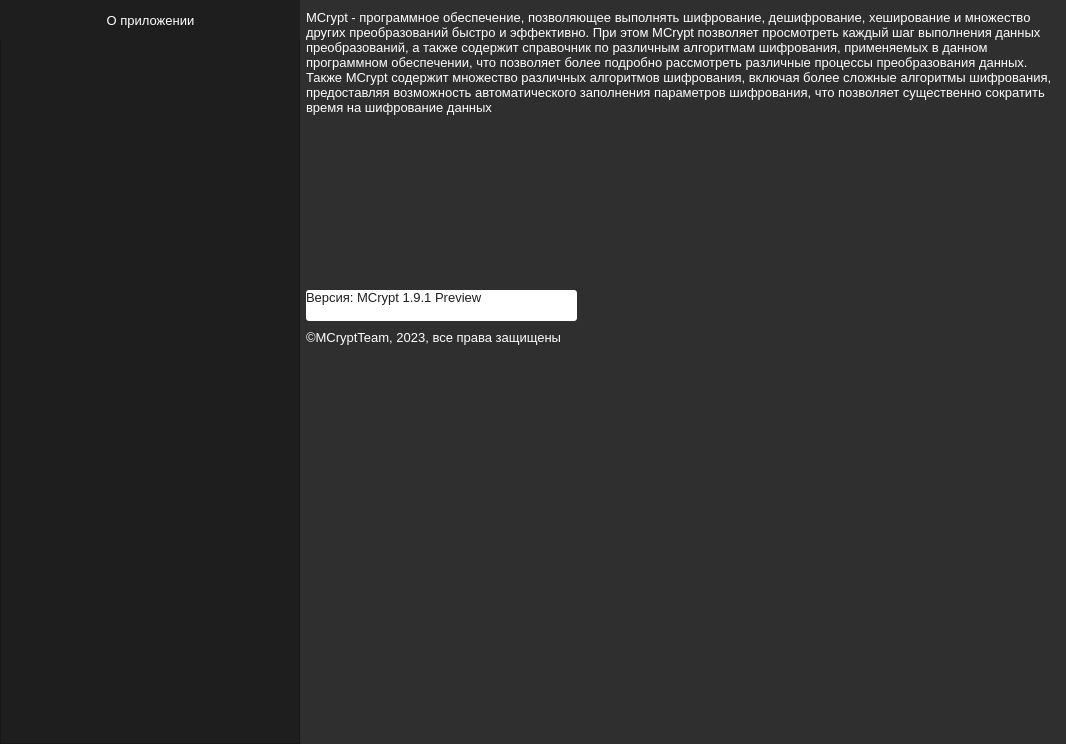
The window that views/templates/settings_window.ui (Aiow-dev/MCryptApp) describes before a commit, drawn with Qt 5.
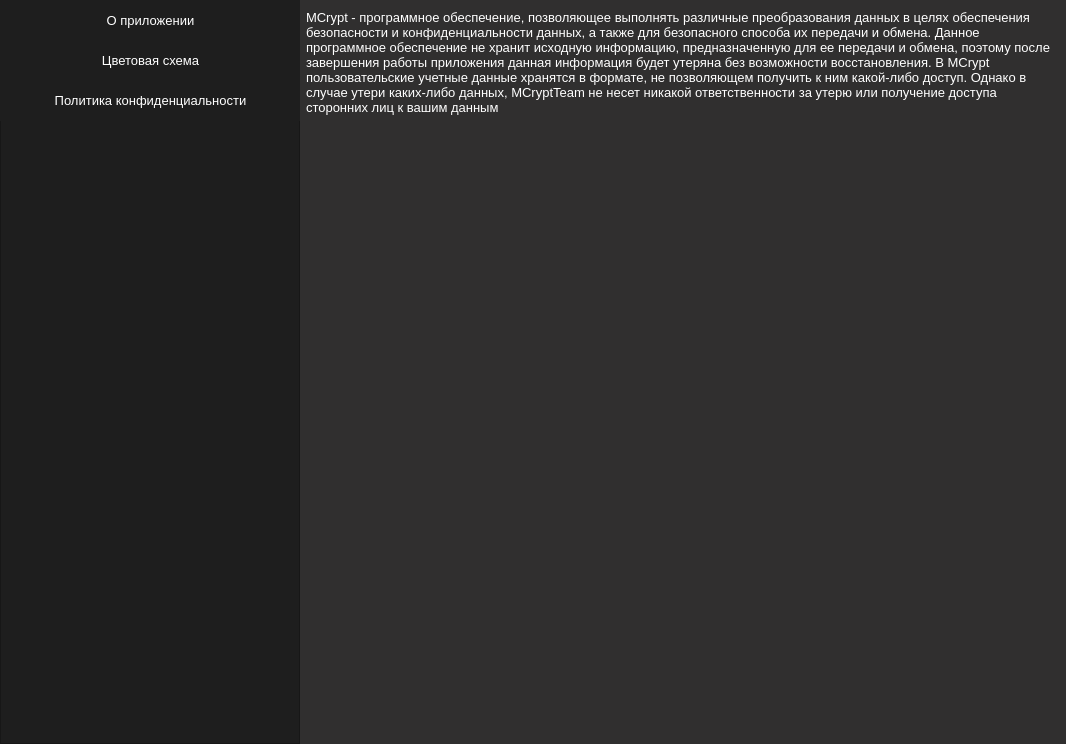
The same window after the commit.

Commit message: add privacy policy

Patch:
```diff
--- a/views/templates/settings_window.ui
+++ b/views/templates/settings_window.ui
@@ -79,10 +79,71 @@
        <string>О приложении</string>
       </property>
      </widget>
+     <widget class="QPushButton" name="btn_color_style">
+      <property name="geometry">
+       <rect>
+        <x>0</x>
+        <y>40</y>
+        <width>301</width>
+        <height>41</height>
+       </rect>
+      </property>
+      <property name="font">
+       <font>
+        <pointsize>10</pointsize>
+       </font>
+      </property>
+      <property name="styleSheet">
+       <string notr="true">QPushButton {
+	background-color: rgb(30, 30, 30);
+	color: rgb(255, 255, 255);
+	border: 0px;
+}
+
+QPushButton:hover {
+	background-color: rgb(77, 77, 77);
+}</string>
+      </property>
+      <property name="text">
+       <string>Цветовая схема</string>
+      </property>
+     </widget>
+     <widget class="QPushButton" name="btn_privacy_policy">
+      <property name="geometry">
+       <rect>
+        <x>0</x>
+        <y>80</y>
+        <width>301</width>
+        <height>41</height>
+       </rect>
+      </property>
+      <property name="font">
+       <font>
+        <pointsize>10</pointsize>
+       </font>
+      </property>
+      <property name="styleSheet">
+       <string notr="true">QPushButton {
+	background-color: rgb(30, 30, 30);
+	color: rgb(255, 255, 255);
+	border: 0px;
+}
+
+QPushButton:hover {
+	background-color: rgb(77, 77, 77);
+}</string>
+      </property>
+      <property name="text">
+       <string>Политика конфиденциальности</string>
+      </property>
+     </widget>
     </widget>
    </item>
    <item>
     <widget class="QStackedWidget" name="section_widget">
+     <property name="currentIndex">
+      <number>2</number>
+     </property>
      <widget class="QWidget" name="page">
       <widget class="QLabel" name="label">
        <property name="geometry">
@@ -104,7 +165,7 @@
 }</string>
        </property>
        <property name="text">
-        <string>MCrypt - программное обеспечение, позволяющее выполнять шифрование, дешифрование, хеширование и множество других преобразований быстро и эффективно. При этом MCrypt позволяет просмотреть каждый шаг выполнения данных преобразований, а также содержит справочник по различным алгоритмам шифрования, применяемых в данном программном обеспечении, что позволяет более подробно рассмотреть различные процессы преобразования данных. Также MCrypt содержит множество различных алгоритмов шифрования, включая более сложные алгоритмы шифрования, предоставляя возможность автоматического заполнения параметров шифрования, что позволяет существенно сократить время на шифрование данных</string>
+        <string>MCrypt - программное обеспечение, позволяющее выполнять шифрование, дешифрование, хеширование и множество других преобразований быстро и эффективно. При этом, MCrypt позволяет просмотреть каждый шаг выполнения данных преобразований, а также содержит справочник по различным алгоритмам шифрования, применяемых в данном программном обеспечении, что позволяет более подробно рассмотреть различные процессы преобразования данных. Также MCrypt содержит множество различных алгоритмов шифрования, включая более сложные алгоритмы шифрования, предоставляя возможность автоматического заполнения параметров шифрования, что позволяет существенно сократить время на шифрование данных</string>
        </property>
        <property name="alignment">
         <set>Qt::AlignLeading|Qt::AlignLeft|Qt::AlignTop</set>
@@ -174,7 +235,68 @@
        </property>
       </widget>
      </widget>
-     <widget class="QWidget" name="page_2"/>
+     <widget class="QWidget" name="page_2">
+      <widget class="QLabel" name="label_4">
+       <property name="geometry">
+        <rect>
+         <x>0</x>
+         <y>10</y>
+         <width>751</width>
+         <height>161</height>
+        </rect>
+       </property>
+       <property name="font">
+        <font>
+         <pointsize>10</pointsize>
+        </font>
+       </property>
+       <property name="styleSheet">
+        <string notr="true">QLabel {
+	color: rgb(255, 255, 255);
+}</string>
+       </property>
+       <property name="text">
+        <string>Цветовая схема позволяет настроить цветовое оформление элементов интерфейса приложения. Вы можете настроить отображение светлого или темного оформления, а также оформления Windows. Оформление Windows позволяет отображать цвета элементов в зависимости от настроек цветов Windows. Также вы можете выбрать автоматический режим смены цветового оформления в зависимости от времени суток</string>
+       </property>
+       <property name="alignment">
+        <set>Qt::AlignLeading|Qt::AlignLeft|Qt::AlignTop</set>
+       </property>
+       <property name="wordWrap">
+        <bool>true</bool>
+       </property>
+      </widget>
+     </widget>
+     <widget class="QWidget" name="page_3">
+      <widget class="QLabel" name="label_5">
+       <property name="geometry">
+        <rect>
+         <x>0</x>
+         <y>10</y>
+         <width>751</width>
+         <height>251</height>
+        </rect>
+       </property>
+       <property name="font">
+        <font>
+         <pointsize>10</pointsize>
+        </font>
+       </property>
+       <property name="styleSheet">
+        <string notr="true">QLabel {
+	color: rgb(255, 255, 255);
+}</string>
+       </property>
+       <property name="text">
+        <string>MCrypt - программное обеспечение, позволяющее выполнять различные преобразования данных в целях обеспечения безопасности и конфиденциальности данных, а также для безопасного способа их передачи и обмена. Данное программное обеспечение не хранит исходную информацию, предназначенную для ее передачи и обмена, поэтому после завершения работы приложения данная информация будет утеряна без возможности восстановления. В MCrypt пользовательские учетные данные хранятся в формате, не позволяющем получить к ним какой-либо доступ. Однако в случае утери каких-либо данных, MCryptTeam не несет никакой ответственности за утерю или получение доступа сторонних лиц к вашим данным</string>
+       </property>
+       <property name="alignment">
+        <set>Qt::AlignLeading|Qt::AlignLeft|Qt::AlignTop</set>
+       </property>
+       <property name="wordWrap">
+        <bool>true</bool>
+       </property>
+      </widget>
+     </widget>
     </widget>
    </item>
   </layout>
```
Left out of the diff: 2 changed lines with no effect on the pictures. The commit also changes 4 other files.
